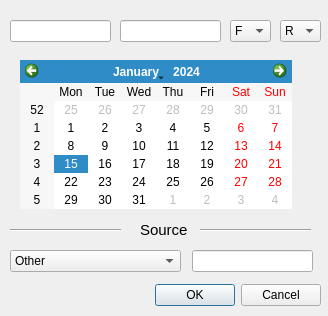
Before: the Qt Designer form ui/add_person.ui in LabNeuroCogDevel/LNCDschedule, drawn with Qt 5.
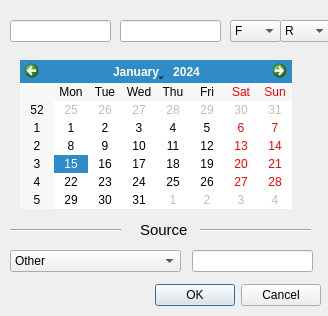
After: the same form once the commit is applied.

What changed in the file:
```diff
--- a/ui/add_person.ui
+++ b/ui/add_person.ui
@@ -64,7 +64,7 @@
     <rect>
      <x>230</x>
      <y>20</y>
-     <width>41</width>
+     <width>51</width>
      <height>22</height>
     </rect>
    </property>
@@ -89,7 +89,7 @@
     <rect>
      <x>280</x>
      <y>20</y>
-     <width>41</width>
+     <width>51</width>
      <height>22</height>
     </rect>
    </property>
```
